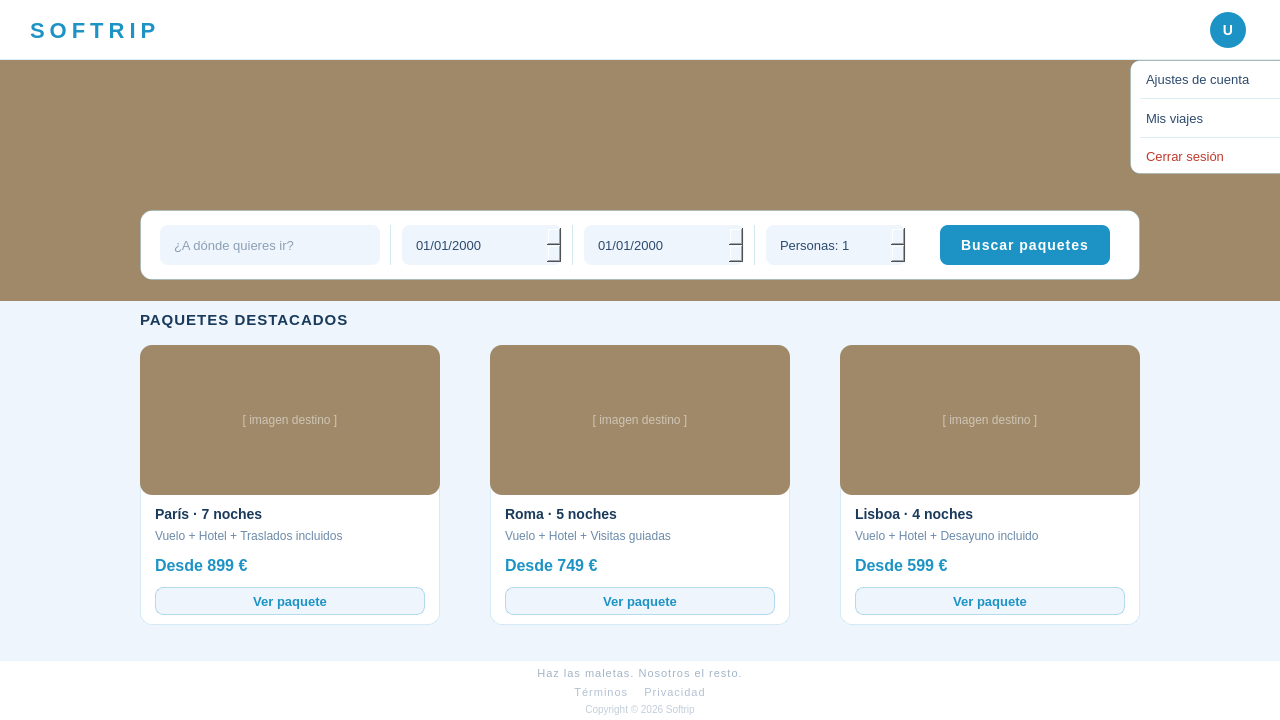
Before: the Qt Designer form src/vista/ui/vistaCliente.ui in laraanton/InSo, drawn with Qt 5.
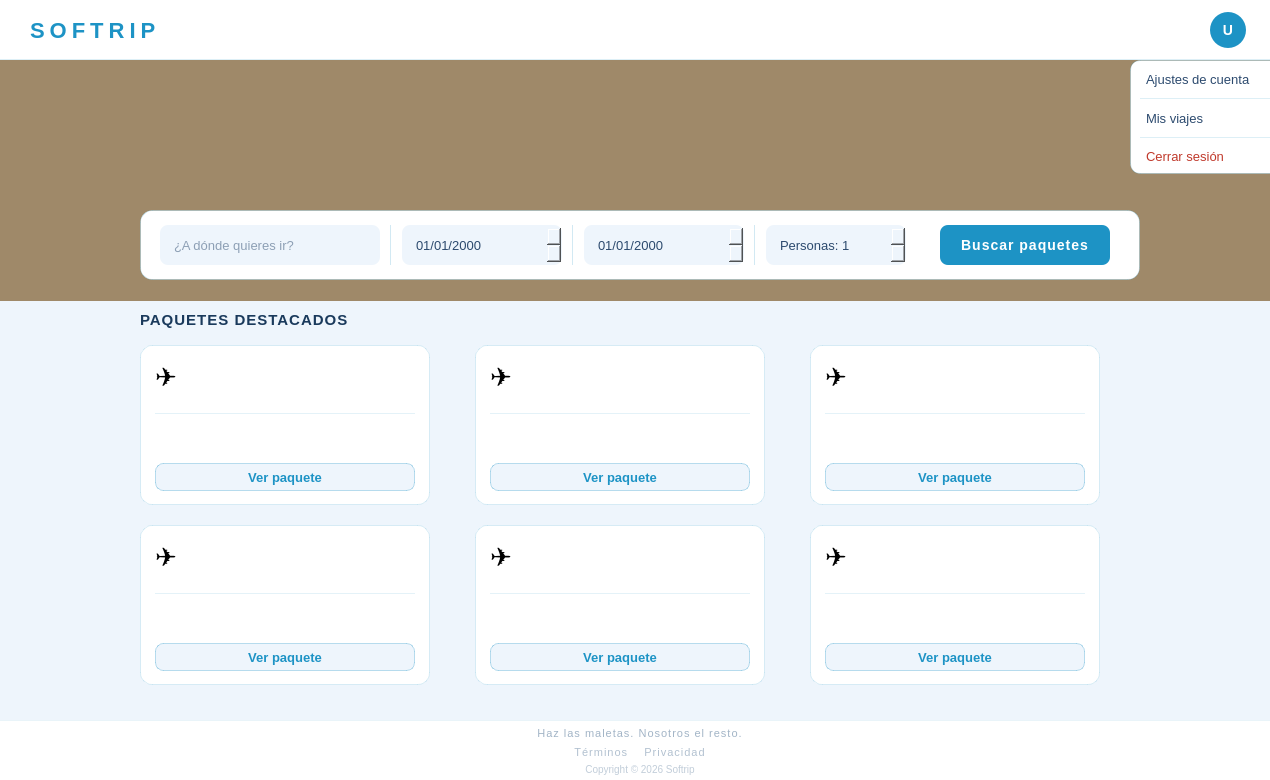
After: the same form once the commit is applied. Icons and pictures are not drawn.

Diff of the .ui file:
```diff
--- a/src/vista/ui/vistaCliente.ui
+++ b/src/vista/ui/vistaCliente.ui
@@ -6,14 +6,20 @@
    <rect>
     <x>0</x>
     <y>0</y>
-    <width>1280</width>
-    <height>720</height>
+    <width>1270</width>
+    <height>780</height>
    </rect>
   </property>
   <property name="windowTitle">
    <string>Softrip</string>
   </property>
   <widget class="QWidget" name="centralwidget">
+   <property name="maximumSize">
+    <size>
+     <width>1270</width>
+     <height>780</height>
+    </size>
+   </property>
    <property name="styleSheet">
     <string notr="true">#centralwidget {
 	background-color: #eef5fc;
@@ -336,8 +342,8 @@
      <rect>
       <x>140</x>
       <y>345</y>
-      <width>300</width>
-      <height>280</height>
+      <width>290</width>
+      <height>160</height>
      </rect>
     </property>
     <property name="styleSheet">
@@ -350,32 +356,25 @@
     <widget class="QLabel" name="card1_img">
      <property name="geometry">
       <rect>
-       <x>0</x>
-       <y>0</y>
-       <width>300</width>
-       <height>150</height>
+       <x>15</x>
+       <y>14</y>
+       <width>36</width>
+       <height>36</height>
       </rect>
      </property>
      <property name="styleSheet">
-      <string notr="true">background-color: #9f8969;
-border-radius: 12px 12px 0 0;
-color: rgba(255,255,255,0.5);
-font-size: 12px;
-qproperty-alignment: AlignCenter;</string>
+      <string notr="true">font-size: 26px; qproperty-alignment: AlignCenter;</string>
      </property>
      <property name="text">
-      <string>[ imagen destino ]</string>
-     </property>
-     <property name="alignment">
-      <set>Qt::AlignCenter</set>
+      <string>✈️</string>
      </property>
     </widget>
     <widget class="QLabel" name="card1_titulo">
      <property name="geometry">
       <rect>
-       <x>15</x>
-       <y>158</y>
-       <width>270</width>
+       <x>58</x>
+       <y>14</y>
+       <width>220</width>
        <height>22</height>
       </rect>
      </property>
@@ -385,15 +384,15 @@
 color: #1a3a5c;</string>
      </property>
      <property name="text">
-      <string>París · 7 noches</string>
+      <string/>
      </property>
     </widget>
     <widget class="QLabel" name="card1_desc">
      <property name="geometry">
       <rect>
-       <x>15</x>
-       <y>182</y>
-       <width>270</width>
+       <x>58</x>
+       <y>38</y>
+       <width>220</width>
        <height>18</height>
       </rect>
      </property>
@@ -402,15 +401,28 @@
 color: #6b8aaa;</string>
      </property>
      <property name="text">
-      <string>Vuelo + Hotel + Traslados incluidos</string>
+      <string/>
+     </property>
+    </widget>
+    <widget class="QFrame" name="card1_sep">
+     <property name="geometry">
+      <rect>
+       <x>15</x>
+       <y>68</y>
+       <width>260</width>
+       <height>1</height>
+      </rect>
+     </property>
+     <property name="styleSheet">
+      <string notr="true">background-color: rgba(29,147,197,0.12);</string>
      </property>
     </widget>
     <widget class="QLabel" name="card1_precio">
      <property name="geometry">
       <rect>
        <x>15</x>
-       <y>208</y>
-       <width>140</width>
+       <y>78</y>
+       <width>160</width>
        <height>24</height>
       </rect>
      </property>
@@ -420,15 +432,15 @@
 color: #1d93c5;</string>
      </property>
      <property name="text">
-      <string>Desde 899 €</string>
+      <string/>
      </property>
     </widget>
     <widget class="QPushButton" name="card1_btn">
      <property name="geometry">
       <rect>
        <x>15</x>
-       <y>242</y>
-       <width>270</width>
+       <y>118</y>
+       <width>260</width>
        <height>28</height>
       </rect>
      </property>
@@ -454,10 +466,10 @@
    <widget class="QWidget" name="card2" native="true">
     <property name="geometry">
      <rect>
-      <x>490</x>
+      <x>475</x>
       <y>345</y>
-      <width>300</width>
-      <height>280</height>
+      <width>290</width>
+      <height>160</height>
      </rect>
     </property>
     <property name="styleSheet">
@@ -470,32 +482,25 @@
     <widget class="QLabel" name="card2_img">
      <property name="geometry">
       <rect>
-       <x>0</x>
-       <y>0</y>
-       <width>300</width>
-       <height>150</height>
+       <x>15</x>
+       <y>14</y>
+       <width>36</width>
+       <height>36</height>
       </rect>
      </property>
      <property name="styleSheet">
-      <string notr="true">background-color: #9f8969;
-border-radius: 12px 12px 0 0;
-color: rgba(255,255,255,0.5);
-font-size: 12px;
-qproperty-alignment: AlignCenter;</string>
+      <string notr="true">font-size: 26px; qproperty-alignment: AlignCenter;</string>
      </property>
      <property name="text">
-      <string>[ imagen destino ]</string>
-     </property>
-     <property name="alignment">
-      <set>Qt::AlignCenter</set>
+      <string>✈️</string>
      </property>
     </widget>
     <widget class="QLabel" name="card2_titulo">
      <property name="geometry">
       <rect>
-       <x>15</x>
-       <y>158</y>
-       <width>270</width>
+       <x>58</x>
+       <y>14</y>
+       <width>220</width>
        <height>22</height>
       </rect>
      </property>
@@ -505,15 +510,15 @@
 color: #1a3a5c;</string>
      </property>
      <property name="text">
-      <string>Roma · 5 noches</string>
+      <string/>
      </property>
     </widget>
     <widget class="QLabel" name="card2_desc">
      <property name="geometry">
       <rect>
-       <x>15</x>
-       <y>182</y>
-       <width>270</width>
+       <x>58</x>
+       <y>38</y>
+       <width>220</width>
        <height>18</height>
       </rect>
      </property>
@@ -522,15 +527,28 @@
 color: #6b8aaa;</string>
      </property>
      <property name="text">
-      <string>Vuelo + Hotel + Visitas guiadas</string>
+      <string/>
+     </property>
+    </widget>
+    <widget class="QFrame" name="card2_sep">
+     <property name="geometry">
+      <rect>
+       <x>15</x>
+       <y>68</y>
+       <width>260</width>
+       <height>1</height>
+      </rect>
+     </property>
+     <property name="styleSheet">
+      <string notr="true">background-color: rgba(29,147,197,0.12);</string>
      </property>
     </widget>
     <widget class="QLabel" name="card2_precio">
      <property name="geometry">
       <rect>
        <x>15</x>
-       <y>208</y>
-       <width>140</width>
+       <y>78</y>
+       <width>160</width>
        <height>24</height>
       </rect>
      </property>
@@ -540,15 +558,15 @@
 color: #1d93c5;</string>
      </property>
      <property name="text">
-      <string>Desde 749 €</string>
+      <string/>
      </property>
     </widget>
     <widget class="QPushButton" name="card2_btn">
      <property name="geometry">
       <rect>
        <x>15</x>
-       <y>242</y>
-       <width>270</width>
+       <y>118</y>
+       <width>260</width>
        <height>28</height>
       </rect>
      </property>
@@ -574,10 +592,10 @@
    <widget class="QWidget" name="card3" native="true">
     <property name="geometry">
      <rect>
-      <x>840</x>
+      <x>810</x>
       <y>345</y>
-      <width>300</width>
-      <height>280</height>
+      <width>290</width>
+      <height>160</height>
      </rect>
     </property>
     <property name="styleSheet">
@@ -590,32 +608,25 @@
     <widget class="QLabel" name="card3_img">
      <property name="geometry">
       <rect>
-       <x>0</x>
-       <y>0</y>
-       <width>300</width>
-       <height>150</height>
+       <x>15</x>
+       <y>14</y>
+       <width>36</width>
+       <height>36</height>
       </rect>
      </property>
      <property name="styleSheet">
-      <string notr="true">background-color: #9f8969;
-border-radius: 12px 12px 0 0;
-color: rgba(255,255,255,0.5);
-font-size: 12px;
-qproperty-alignment: AlignCenter;</string>
+      <string notr="true">font-size: 26px; qproperty-alignment: AlignCenter;</string>
      </property>
      <property name="text">
-      <string>[ imagen destino ]</string>
-     </property>
-     <property name="alignment">
-      <set>Qt::AlignCenter</set>
+      <string>✈️</string>
      </property>
     </widget>
     <widget class="QLabel" name="card3_titulo">
      <property name="geometry">
       <rect>
-       <x>15</x>
-       <y>158</y>
-       <width>270</width>
+       <x>58</x>
+       <y>14</y>
+       <width>220</width>
        <height>22</height>
       </rect>
      </property>
@@ -625,15 +636,15 @@
 color: #1a3a5c;</string>
      </property>
      <property name="text">
-      <string>Lisboa · 4 noches</string>
+      <string/>
      </property>
     </widget>
     <widget class="QLabel" name="card3_desc">
      <property name="geometry">
       <rect>
-       <x>15</x>
-       <y>182</y>
-       <width>270</width>
+       <x>58</x>
+       <y>38</y>
+       <width>220</width>
        <height>18</height>
       </rect>
      </property>
@@ -642,15 +653,28 @@
 color: #6b8aaa;</string>
      </property>
      <property name="text">
-      <string>Vuelo + Hotel + Desayuno incluido</string>
+      <string/>
+     </property>
+    </widget>
+    <widget class="QFrame" name="card3_sep">
+     <property name="geometry">
+      <rect>
+       <x>15</x>
+       <y>68</y>
+       <width>260</width>
+       <height>1</height>
+      </rect>
+     </property>
+     <property name="styleSheet">
+      <string notr="true">background-color: rgba(29,147,197,0.12);</string>
      </property>
     </widget>
     <widget class="QLabel" name="card3_precio">
      <property name="geometry">
       <rect>
        <x>15</x>
-       <y>208</y>
-       <width>140</width>
+       <y>78</y>
+       <width>160</width>
        <height>24</height>
       </rect>
      </property>
@@ -660,15 +684,15 @@
 color: #1d93c5;</string>
      </property>
      <property name="text">
-      <string>Desde 599 €</string>
+      <string/>
      </property>
     </widget>
     <widget class="QPushButton" name="card3_btn">
      <property name="geometry">
       <rect>
        <x>15</x>
-       <y>242</y>
-       <width>270</width>
+       <y>118</y>
+       <width>260</width>
        <height>28</height>
       </rect>
      </property>
@@ -681,17 +705,358 @@
 	border: 1px solid rgba(29,147,197,0.3);
 	border-radius: 8px;
 }
-QPushButton:hover {
-	background-color: #1d93c5;
-	color: white;
+QPushButton:hover { background-color: #1d93c5; color: white; }</string>
+     </property>
+     <property name="text">
+      <string>Ver paquete</string>
+     </property>
+    </widget>
+   </widget>
+   <widget class="QWidget" name="card4" native="true">
+    <property name="geometry">
+     <rect>
+      <x>140</x>
+      <y>525</y>
+      <width>290</width>
+      <height>160</height>
+     </rect>
+    </property>
+    <property name="styleSheet">
+     <string notr="true">QWidget#card4 {
+	background-color: #ffffff;
+	border-radius: 12px;
+	border: 1px solid rgba(29, 147, 197, 0.15);
 }</string>
+    </property>
+    <widget class="QLabel" name="card4_icono">
+     <property name="geometry">
+      <rect>
+       <x>15</x>
+       <y>14</y>
+       <width>36</width>
+       <height>36</height>
+      </rect>
      </property>
+     <property name="styleSheet">
+      <string notr="true">font-size: 26px; qproperty-alignment: AlignCenter;</string>
+     </property>
      <property name="text">
+      <string>✈️</string>
+     </property>
+    </widget>
+    <widget class="QLabel" name="card4_titulo">
+     <property name="geometry">
+      <rect>
+       <x>58</x>
+       <y>14</y>
+       <width>220</width>
+       <height>22</height>
+      </rect>
+     </property>
+     <property name="styleSheet">
+      <string notr="true">font-size: 14px; font-weight: 600; color: #1a3a5c;</string>
+     </property>
+     <property name="text">
+      <string/>
+     </property>
+    </widget>
+    <widget class="QLabel" name="card4_desc">
+     <property name="geometry">
+      <rect>
+       <x>58</x>
+       <y>38</y>
+       <width>220</width>
+       <height>18</height>
+      </rect>
+     </property>
+     <property name="styleSheet">
+      <string notr="true">font-size: 12px; color: #6b8aaa;</string>
+     </property>
+     <property name="text">
+      <string/>
+     </property>
+    </widget>
+    <widget class="QFrame" name="card4_sep">
+     <property name="geometry">
+      <rect>
+       <x>15</x>
+       <y>68</y>
+       <width>260</width>
+       <height>1</height>
+      </rect>
+     </property>
+     <property name="styleSheet">
+      <string notr="true">background-color: rgba(29,147,197,0.12);</string>
+     </property>
+    </widget>
+    <widget class="QLabel" name="card4_precio">
+     <property name="geometry">
+      <rect>
+       <x>15</x>
+       <y>78</y>
+       <width>160</width>
+       <height>24</height>
+      </rect>
+     </property>
+     <property name="styleSheet">
+      <string notr="true">font-size: 16px; font-weight: 700; color: #1d93c5;</string>
+     </property>
+     <property name="text">
+      <string/>
+     </property>
+    </widget>
+    <widget class="QPushButton" name="card4_btn">
+     <property name="geometry">
+      <rect>
+       <x>15</x>
+       <y>118</y>
+       <width>260</width>
+       <height>28</height>
+      </rect>
+     </property>
+     <property name="styleSheet">
+      <string notr="true">QPushButton {
+	background-color: #eef5fc; color: #1d93c5;
+	font-size: 13px; font-weight: 500;
+	border: 1px solid rgba(29,147,197,0.3); border-radius: 8px;
+}
+QPushButton:hover { background-color: #1d93c5; color: white; }</string>
+     </property>
+     <property name="text">
       <string>Ver paquete</string>
      </property>
     </widget>
    </widget>
-   <!-- ===== MENÚ DESPLEGABLE CUENTA ===== -->
+   <widget class="QWidget" name="card5" native="true">
+    <property name="geometry">
+     <rect>
+      <x>475</x>
+      <y>525</y>
+      <width>290</width>
+      <height>160</height>
+     </rect>
+    </property>
+    <property name="styleSheet">
+     <string notr="true">QWidget#card5 {
+	background-color: #ffffff;
+	border-radius: 12px;
+	border: 1px solid rgba(29, 147, 197, 0.15);
+}</string>
+    </property>
+    <widget class="QLabel" name="card5_icono">
+     <property name="geometry">
+      <rect>
+       <x>15</x>
+       <y>14</y>
+       <width>36</width>
+       <height>36</height>
+      </rect>
+     </property>
+     <property name="styleSheet">
+      <string notr="true">font-size: 26px; qproperty-alignment: AlignCenter;</string>
+     </property>
+     <property name="text">
+      <string>✈️</string>
+     </property>
+    </widget>
+    <widget class="QLabel" name="card5_titulo">
+     <property name="geometry">
+      <rect>
+       <x>58</x>
+       <y>14</y>
+       <width>220</width>
+       <height>22</height>
+      </rect>
+     </property>
+     <property name="styleSheet">
+      <string notr="true">font-size: 14px; font-weight: 600; color: #1a3a5c;</string>
+     </property>
+     <property name="text">
+      <string/>
+     </property>
+    </widget>
+    <widget class="QLabel" name="card5_desc">
+     <property name="geometry">
+      <rect>
+       <x>58</x>
+       <y>38</y>
+       <width>220</width>
+       <height>18</height>
+      </rect>
+     </property>
+     <property name="styleSheet">
+      <string notr="true">font-size: 12px; color: #6b8aaa;</string>
+     </property>
+     <property name="text">
+      <string/>
+     </property>
+    </widget>
+    <widget class="QFrame" name="card5_sep">
+     <property name="geometry">
+      <rect>
+       <x>15</x>
+       <y>68</y>
+       <width>260</width>
+       <height>1</height>
+      </rect>
+     </property>
+     <property name="styleSheet">
+      <string notr="true">background-color: rgba(29,147,197,0.12);</string>
+     </property>
+    </widget>
+    <widget class="QLabel" name="card5_precio">
+     <property name="geometry">
+      <rect>
+       <x>15</x>
+       <y>78</y>
+       <width>160</width>
+       <height>24</height>
+      </rect>
+     </property>
+     <property name="styleSheet">
+      <string notr="true">font-size: 16px; font-weight: 700; color: #1d93c5;</string>
+     </property>
+     <property name="text">
+      <string/>
+     </property>
+    </widget>
+    <widget class="QPushButton" name="card5_btn">
+     <property name="geometry">
+      <rect>
+       <x>15</x>
+       <y>118</y>
+       <width>260</width>
+       <height>28</height>
+      </rect>
+     </property>
+     <property name="styleSheet">
+      <string notr="true">QPushButton {
+	background-color: #eef5fc; color: #1d93c5;
+	font-size: 13px; font-weight: 500;
+	border: 1px solid rgba(29,147,197,0.3); border-radius: 8px;
+}
+QPushButton:hover { background-color: #1d93c5; color: white; }</string>
+     </property>
+     <property name="text">
+      <string>Ver paquete</string>
+     </property>
+    </widget>
+   </widget>
+   <widget class="QWidget" name="card6" native="true">
+    <property name="geometry">
+     <rect>
+      <x>810</x>
+      <y>525</y>
+      <width>290</width>
+      <height>160</height>
+     </rect>
+    </property>
+    <property name="styleSheet">
+     <string notr="true">QWidget#card6 {
+	background-color: #ffffff;
+	border-radius: 12px;
+	border: 1px solid rgba(29, 147, 197, 0.15);
+}</string>
+    </property>
+    <widget class="QLabel" name="card6_icono">
+     <property name="geometry">
+      <rect>
+       <x>15</x>
+       <y>14</y>
+       <width>36</width>
+       <height>36</height>
+      </rect>
+     </property>
+     <property name="styleSheet">
+      <string notr="true">font-size: 26px; qproperty-alignment: AlignCenter;</string>
+     </property>
+     <property name="text">
+      <string>✈️</string>
+     </property>
+    </widget>
+    <widget class="QLabel" name="card6_titulo">
+     <property name="geometry">
+      <rect>
+       <x>58</x>
+       <y>14</y>
+       <width>220</width>
+       <height>22</height>
+      </rect>
+     </property>
+     <property name="styleSheet">
+      <string notr="true">font-size: 14px; font-weight: 600; color: #1a3a5c;</string>
+     </property>
+     <property name="text">
+      <string/>
+     </property>
+    </widget>
+    <widget class="QLabel" name="card6_desc">
+     <property name="geometry">
+      <rect>
+       <x>58</x>
+       <y>38</y>
+       <width>220</width>
+       <height>18</height>
+      </rect>
+     </property>
+     <property name="styleSheet">
+      <string notr="true">font-size: 12px; color: #6b8aaa;</string>
+     </property>
+     <property name="text">
+      <string/>
+     </property>
+    </widget>
+    <widget class="QFrame" name="card6_sep">
+     <property name="geometry">
+      <rect>
+       <x>15</x>
+       <y>68</y>
+       <width>260</width>
+       <height>1</height>
+      </rect>
+     </property>
+     <property name="styleSheet">
+      <string notr="true">background-color: rgba(29,147,197,0.12);</string>
+     </property>
+    </widget>
+    <widget class="QLabel" name="card6_precio">
+     <property name="geometry">
+      <rect>
+       <x>15</x>
+       <y>78</y>
+       <width>160</width>
+       <height>24</height>
+      </rect>
+     </property>
+     <property name="styleSheet">
+      <string notr="true">font-size: 16px; font-weight: 700; color: #1d93c5;</string>
+     </property>
+     <property name="text">
+      <string/>
+     </property>
+    </widget>
+    <widget class="QPushButton" name="card6_btn">
+     <property name="geometry">
+      <rect>
+       <x>15</x>
+       <y>118</y>
+       <width>260</width>
+       <height>28</height>
+      </rect>
+     </property>
+     <property name="styleSheet">
+      <string notr="true">QPushButton {
+	background-color: #eef5fc; color: #1d93c5;
+	font-size: 13px; font-weight: 500;
+	border: 1px solid rgba(29,147,197,0.3); border-radius: 8px;
+}
+QPushButton:hover { background-color: #1d93c5; color: white; }</string>
+     </property>
+     <property name="text">
+      <string>Ver paquete</string>
+     </property>
+    </widget>
+   </widget>
    <widget class="QWidget" name="menuCuenta" native="true">
     <property name="geometry">
      <rect>
@@ -815,7 +1180,7 @@
     <property name="geometry">
      <rect>
       <x>0</x>
-      <y>660</y>
+      <y>720</y>
       <width>1280</width>
       <height>60</height>
      </rect>
```
Left out of the diff: 94 changed lines with no effect on the pictures.
